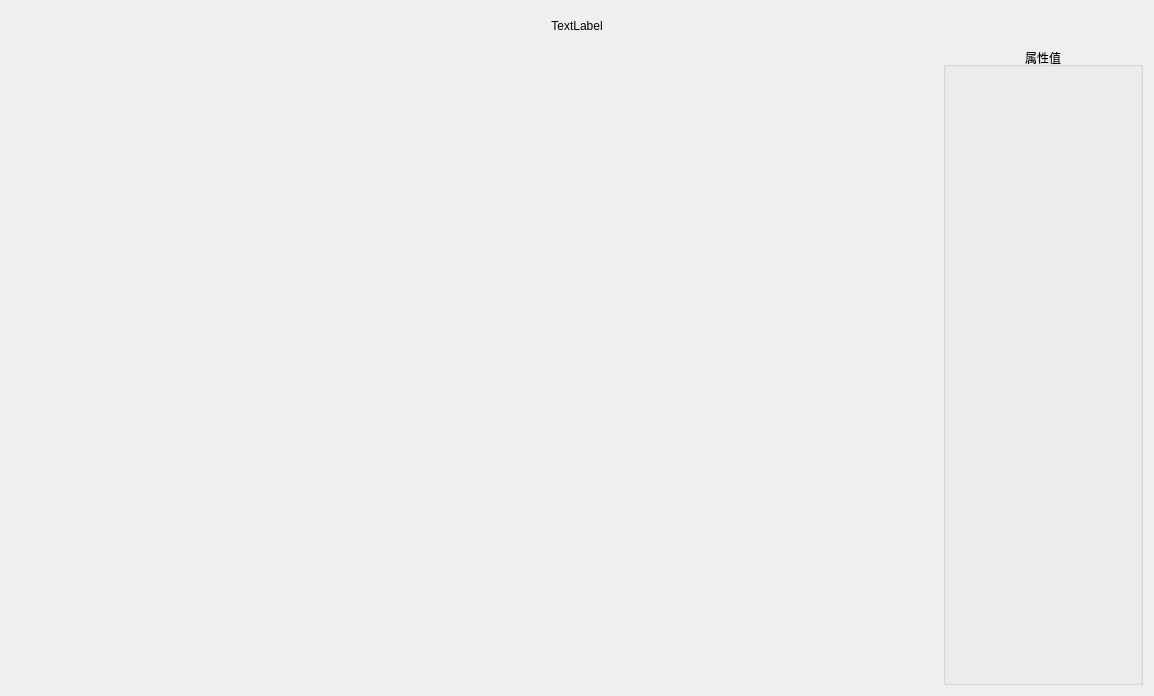
Old version of the form csschartformone.ui in the repository lishengze/QT-study.
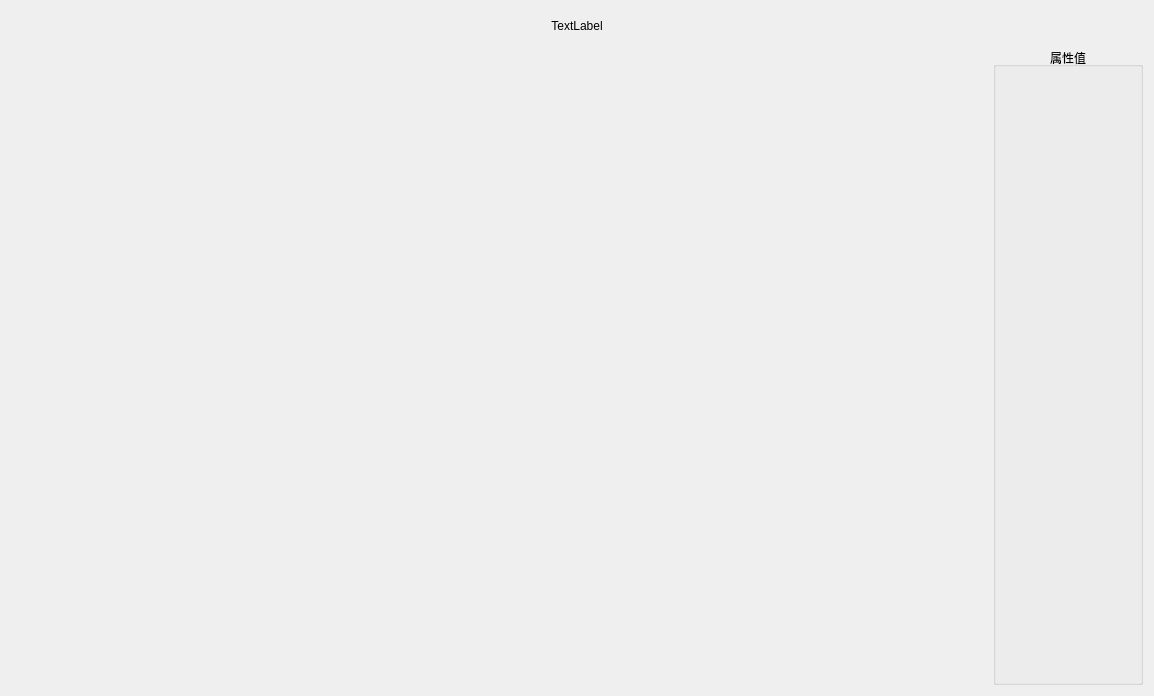
New version of the form.

Diff of the .ui file:
```diff
--- a/csschartformone.ui
+++ b/csschartformone.ui
@@ -43,13 +43,13 @@
     <widget class="QGroupBox" name="groupBox">
      <property name="minimumSize">
       <size>
-       <width>200</width>
+       <width>150</width>
        <height>600</height>
       </size>
      </property>
      <property name="maximumSize">
       <size>
-       <width>200</width>
+       <width>150</width>
        <height>16777215</height>
       </size>
      </property>
```
